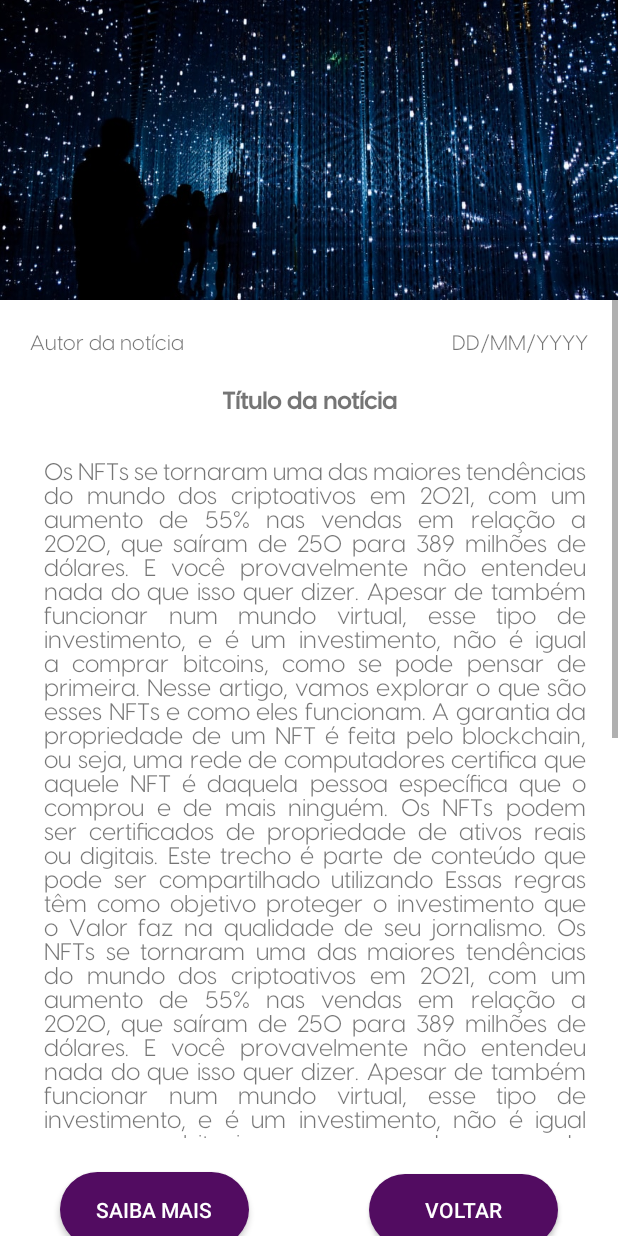
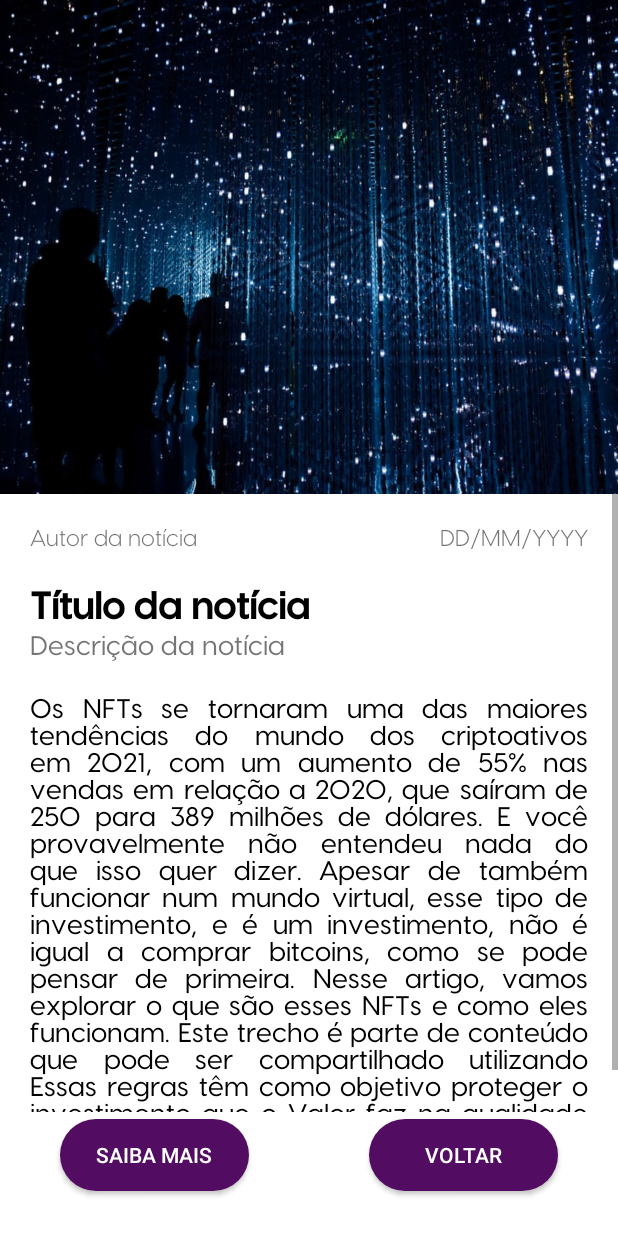
Before and after one commit to nathborges/app-noticias-new-version, an Android app: the layout activity_noticia.xml on its own in the app's theme, with its tools: preview values and no code run, on a phone screen of 412 x 824 dp. Run offline under Robolectric (Android 15) with nearby library versions, the phone set to English and light mode, and no system bars.

```diff
--- a/app/src/main/res/layout/activity_noticia.xml
+++ b/app/src/main/res/layout/activity_noticia.xml
@@ -11,9 +11,9 @@
         android:id="@+id/imageNews"
         android:layout_width="match_parent"
         android:layout_height="wrap_content"
-        app:layout_constraintHeight_min="100dp"
-        app:layout_constraintHeight_max="200dp"
         android:scaleType="centerCrop"
+        app:layout_constrainedHeight="true"
+        app:layout_constraintHeight_percent="0.4"
         android:src="@drawable/tecnologia"
         app:layout_constraintEnd_toEndOf="parent"
         app:layout_constraintStart_toStartOf="parent"
@@ -24,11 +24,11 @@
         android:id="@+id/scroll"
         android:layout_width="match_parent"
         android:layout_height="wrap_content"
-        android:layout_below="@+id/imageNews"
         app:layout_constrainedHeight="true"
-        app:layout_constraintTop_toBottomOf="@+id/imageNews"
-        app:layout_constraintBottom_toTopOf="@+id/linearLayout"
-        >
+
+        app:layout_constraintHeight_percent="0.5"
+        app:layout_constraintStart_toStartOf="parent"
+        app:layout_constraintTop_toBottomOf="@+id/imageNews">
 
         <LinearLayout
             android:layout_width="match_parent"
@@ -45,19 +45,20 @@
                 <!-- linear layout do autor e data -->
 
                 <TextView
-                    android:id="@+id/textView4"
+                    android:id="@+id/autor"
                     android:layout_width="wrap_content"
                     android:layout_height="wrap_content"
                     android:layout_weight="1"
+                    android:textSize="15dp"
                     android:fontFamily="@font/visbyregular"
-                    android:text="Autor da notícia"
-                    />
+                    android:text="Autor da notícia" />
 
                 <TextView
-                    android:id="@+id/textView5"
+                    android:id="@+id/data"
                     android:layout_width="wrap_content"
                     android:layout_height="wrap_content"
                     android:layout_weight="1"
+                    android:textSize="15dp"
                     android:fontFamily="@font/visbyregular"
                     android:text="DD/MM/YYYY"
                     android:textAlignment="viewEnd" />
@@ -65,54 +66,71 @@
             </LinearLayout>
 
             <TextView
+                android:paddingHorizontal="20dp"
                 android:id="@+id/titulo"
                 android:layout_width="match_parent"
                 android:layout_height="wrap_content"
                 android:layout_marginTop="10dp"
                 android:fontFamily="@font/visbysemibold"
                 android:text="Título da notícia"
-                android:textAlignment="center"
-                android:textSize="16sp"
+                android:textAlignment="textStart"
+                android:textSize="25sp"
+                android:textColor="@color/black"
                 android:textStyle="bold" />
+            <TextView
+                android:paddingHorizontal="20dp"
+                android:id="@+id/description"
+                android:layout_width="match_parent"
+                android:layout_height="wrap_content"
+                android:fontFamily="@font/visbymedium"
+                android:text="Descrição da notícia"
+                android:justificationMode="inter_word"
+                android:textAlignment="textStart"
+                android:textSize="18sp" />
 
             <TextView
-                android:id="@+id/content_news"
+                android:id="@+id/conteudo"
                 android:layout_width="wrap_content"
                 android:layout_height="match_parent"
-                android:layout_marginLeft="29dp"
-                android:layout_marginTop="28dp"
-                android:layout_marginRight="21dp"
-                android:fontFamily="@font/visbyregular"
+                android:paddingHorizontal="20dp"
+                android:layout_marginTop="20dp"
+                android:textColor="@color/black"
+                android:fontFamily="@font/visbymedium"
                 android:justificationMode="inter_word"
                 android:text="@string/description_news"
-                android:textSize="16sp" />
+                android:textSize="18sp" />
 
         </LinearLayout>
     </ScrollView>
 
     <LinearLayout
-        android:id="@+id/linearLayout"
+        android:id="@+id/linearLayoutBottoms"
         android:layout_width="match_parent"
         android:layout_height="wrap_content"
+        app:layout_constraintHeight_min="50dp"
         android:orientation="horizontal"
-        android:gravity="center_vertical"
-        app:layout_constraintTop_toBottomOf="@id/scroll"
-        app:layout_constraintBottom_toBottomOf="parent"
-        android:layout_weight="1">
+        app:layout_constrainedHeight="true"
+        app:layout_constraintHeight_percent="0.09"
+        app:layout_constraintTop_toBottomOf="@+id/scroll"
+        app:layout_constraintBottom_toBottomOf="parent">
 
         <androidx.appcompat.widget.AppCompatButton
             style="@style/Button"
-            android:layout_height="50dp"
+            android:layout_height="wrap_content"
+            android:layout_width="50dp"
             android:layout_weight="1"
             android:text="Saiba mais"
+            android:layout_gravity="start"
             android:textColor="@color/white">
         </androidx.appcompat.widget.AppCompatButton>
 
         <androidx.appcompat.widget.AppCompatButton
             style="@style/Button"
             android:layout_weight="1"
-            android:gravity="center"
+            android:layout_height="wrap_content"
+            android:layout_width="50dp"
             android:text="Voltar"
+            android:layout_gravity="start"
             android:textColor="@color/white">
         </androidx.appcompat.widget.AppCompatButton>
     </LinearLayout>
--- a/app/src/main/res/values/strings.xml
+++ b/app/src/main/res/values/strings.xml
@@ -3,21 +3,7 @@
     <string name="cadastre"><u>Cadastre-se</u></string>
     <string name="description_news">Os NFTs se tornaram uma das maiores tendências do mundo dos criptoativos em 2021, com um aumento de 55% nas vendas em relação a 2020, que saíram de 250 para 389 milhões de dólares. E você provavelmente não entendeu nada do que isso quer dizer. Apesar de também funcionar num mundo virtual, esse tipo de investimento, e é um investimento, não é igual a comprar bitcoins, como se pode pensar de primeira. Nesse artigo, vamos explorar o que são esses NFTs e como eles funcionam.
 
-    A garantia da propriedade de um NFT é feita pelo blockchain, ou seja, uma rede de computadores certifica que aquele NFT é daquela pessoa específica que o comprou e de mais ninguém.
-Os NFTs podem ser certificados de propriedade de ativos reais ou digitais.
-
-Este trecho é parte de conteúdo que pode ser compartilhado utilizando  Essas regras têm como objetivo proteger o investimento que o Valor faz na qualidade de seu jornalismo.
-    Os NFTs se tornaram uma das maiores tendências do mundo dos criptoativos em 2021, com um aumento de 55% nas vendas em relação a 2020, que saíram de 250 para 389 milhões de dólares. E você provavelmente não entendeu nada do que isso quer dizer. Apesar de também funcionar num mundo virtual, esse tipo de investimento, e é um investimento, não é igual a comprar bitcoins, como se pode pensar de primeira. Nesse artigo, vamos explorar o que são esses NFTs e como eles funcionam.
-
-    A garantia da propriedade de um NFT é feita pelo blockchain, ou seja, uma rede de computadores certifica que aquele NFT é daquela pessoa específica que o comprou e de mais ninguém.
-Os NFTs podem ser certificados de propriedade de ativos reais ou digitais.
-
-Este trecho é parte de conteúdo que pode ser compartilhado utilizando  Essas regras têm como objetivo proteger o investimento que o Valor faz na qualidade de seu jornalismo.Os NFTs se tornaram uma das maiores tendências do mundo dos criptoativos em 2021, com um aumento de 55% nas vendas em relação a 2020, que saíram de 250 para 389 milhões de dólares. E você provavelmente não entendeu nada do que isso quer dizer. Apesar de também funcionar num mundo virtual, esse tipo de investimento, e é um investimento, não é igual a comprar bitcoins, como se pode pensar de primeira. Nesse artigo, vamos explorar o que são esses NFTs e como eles funcionam.
-
-    A garantia da propriedade de um NFT é feita pelo blockchain, ou seja, uma rede de computadores certifica que aquele NFT é daquela pessoa específica que o comprou e de mais ninguém.
-Os NFTs podem ser certificados de propriedade de ativos reais ou digitais.
-
-Este trecho é parte de conteúdo que pode ser compartilhado utilizando  Essas regras têm como objetivo proteger o investimento que o Valor faz na qualidade de seu jornalismo.</string>
+    Este trecho é parte de conteúdo que pode ser compartilhado utilizando  Essas regras têm como objetivo proteger o investimento que o Valor faz na qualidade de seu jornalismo.</string>
     <string name="categories_option_menu">categorias</string>
     <string name="news_option_menu">últimas notícias</string>
 </resources>
```
Also changed, not shown: app/src/main/java/com/ibm/newsapp/Article.java (+1 -11 lines), app/src/main/java/com/ibm/newsapp/NoticiaActivity.java (+21 -10 lines), app/src/main/java/com/ibm/newsapp/UltimasNoticiasActivity.java (+23 -1 lines).
